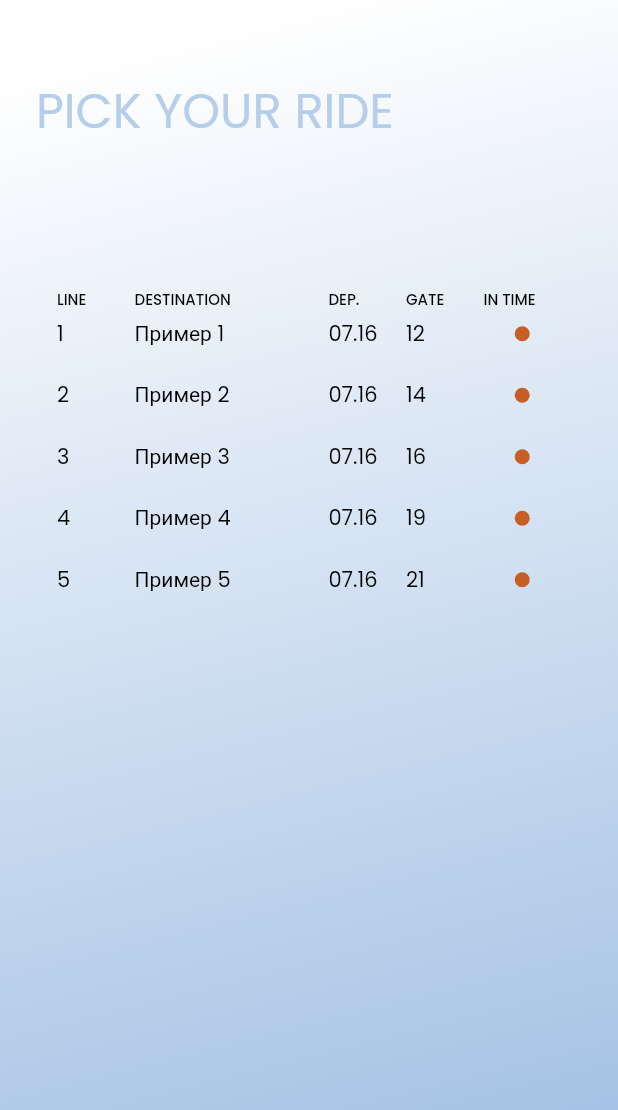
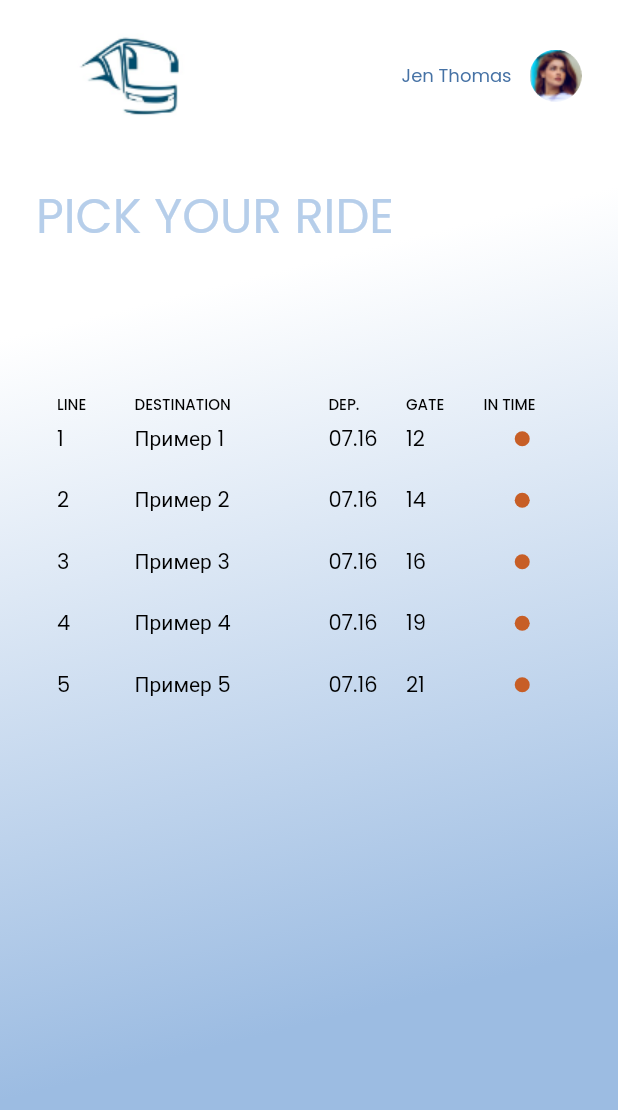
Before and after one commit to charlesarchibong/pick_a_sit, a Flutter app: the screen it shows after launch, on a phone screen of 412 x 824 dp. Shown: the top 1110 px of the screen. Run offline on Flutter 3.47's test engine with Material 2 defaults, Android fonts, the phone set to English and light mode, and no system bars; our stand-ins replace another_flushbar, bloc, dartz, equatable, flutter_bloc, freezed_annotation and 4 more.

Commit message:
refactoed the screen

```diff
--- a/lib/features/pick_seat/presentation/pages/bus_lines_page.dart
+++ b/lib/features/pick_seat/presentation/pages/bus_lines_page.dart
@@ -1,6 +1,8 @@
 import 'package:flutter/material.dart';
 import 'package:flutter_bloc/flutter_bloc.dart';
 import 'package:gap/gap.dart';
+import 'package:pick_a_sit/core/constants/assets.dart';
+import 'package:pick_a_sit/core/constants/color.dart';
 import 'package:pick_a_sit/core/di/sl.dart';
 import 'package:pick_a_sit/features/pick_seat/presentation/cubit/pick_sit_cubit.dart';
 import 'package:pick_a_sit/features/pick_seat/presentation/cubit/pick_sit_state.dart';
@@ -45,13 +47,47 @@ class BusLinesPage extends StatelessWidget {
                           return Column(
                             crossAxisAlignment: CrossAxisAlignment.start,
                             children: [
-                              const Gap(50),
+                              Row(
+                                mainAxisAlignment:
+                                    MainAxisAlignment.spaceBetween,
+                                children: [
+                                  Image.asset(
+                                    AppAssets.logo,
+                                  ),
+                                  Row(
+                                    children: [
+                                      const Text(
+                                        'Jen Thomas',
+                                        style: TextStyle(
+                                          color: AppColors.blueDark,
+                                          fontSize: 12,
+                                        ),
+                                      ),
+                                      const Gap(12),
+                                      Container(
+                                        width: 35,
+                                        height: 35,
+                                        decoration: const BoxDecoration(
+                                          shape: BoxShape.circle,
+                                          image: DecorationImage(
+                                            image: AssetImage(
+                                              AppAssets.userAvatar,
+                                            ),
+                                          ),
+                                        ),
+                                      )
+                                    ],
+                                  )
+                                ],
+                              ),
+                              const Gap(19),
                               const Text(
                                 'PICK YOUR RIDE',
                                 textAlign: TextAlign.left,
                                 style: TextStyle(
                                   color: Color(0XFFB6CEEA),
                                   fontSize: 32,
+                                  fontWeight: FontWeight.w400,
                                 ),
                               ),
                               const Gap(70),
--- a/lib/features/pick_seat/presentation/widgets/widget_bg.dart
+++ b/lib/features/pick_seat/presentation/widgets/widget_bg.dart
@@ -26,6 +26,7 @@ class WidgetBg extends StatelessWidget {
           ],
           begin: Alignment.topCenter,
           end: Alignment.bottomRight,
+          stops: [0.2, .78],
         ),
       ),
       child: child,
```
